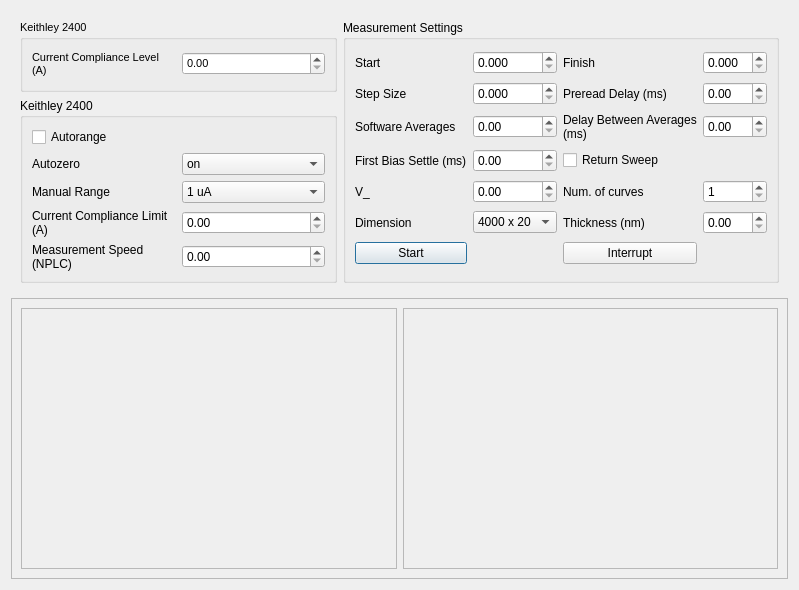
The window that src/main/resources/base/general_curve.ui (rajgiriUW/OECT_Control) describes before a commit, drawn with Qt 5.
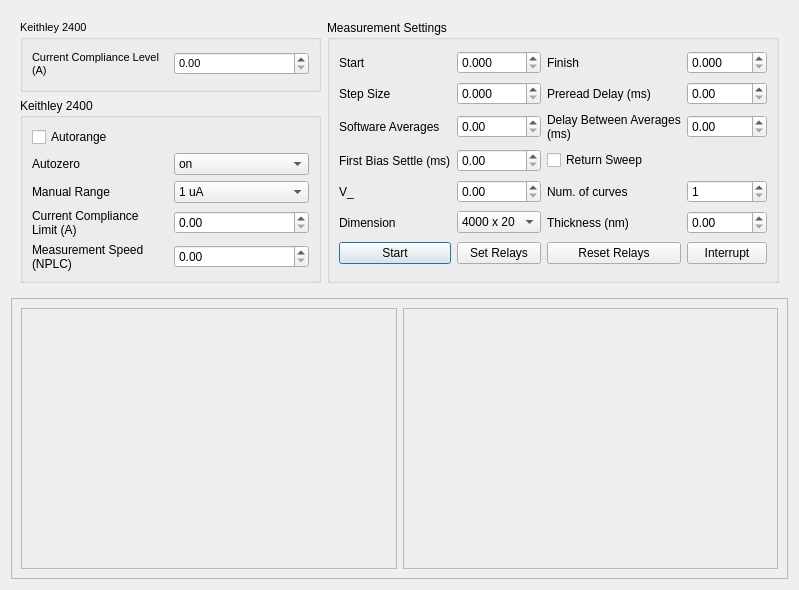
The same window after the commit.

Commit message: UPdated panels, tried to add relay code to GeneralCurve

The edit to the form file:
```diff
--- a/src/main/resources/base/general_curve.ui
+++ b/src/main/resources/base/general_curve.ui
@@ -238,13 +238,27 @@
            </property>
           </widget>
          </item>
-         <item row="6" column="2">
+         <item row="6" column="3">
           <widget class="QPushButton" name="interrupt_pushButton">
            <property name="text">
             <string>Interrupt</string>
            </property>
           </widget>
          </item>
+         <item row="6" column="1">
+          <widget class="QPushButton" name="setRelaysGenCurveButton">
+           <property name="text">
+            <string>Set Relays</string>
+           </property>
+          </widget>
+         </item>
+         <item row="6" column="2">
+          <widget class="QPushButton" name="resetRelaysGenCurveButton">
+           <property name="text">
+            <string>Reset Relays</string>
+           </property>
+          </widget>
+         </item>
         </layout>
        </widget>
       </item>
```
Left out of the diff: 1 changed line with no effect on the pictures. The commit also changes 2 other files.
